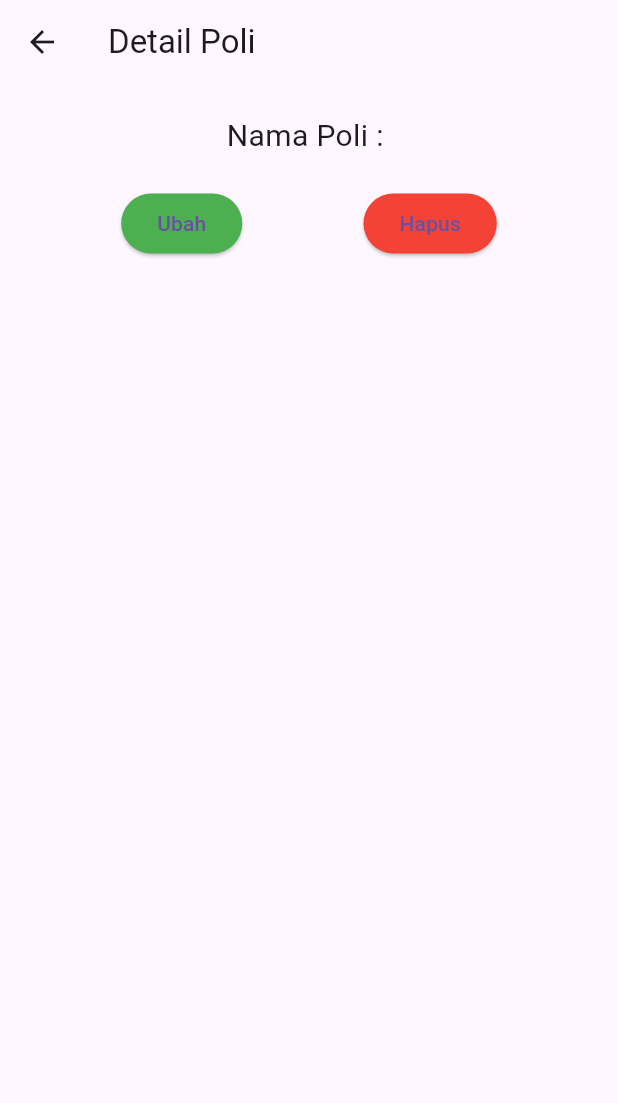
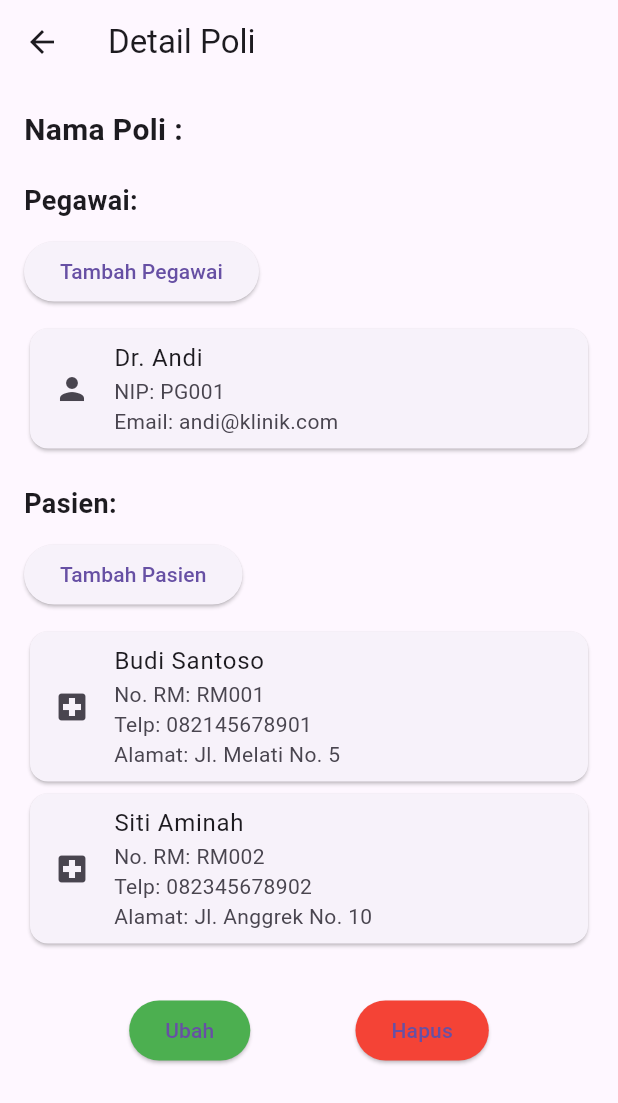
Before and after one commit to helmiluthfim/tugas_flutter, a Flutter app: the PoliDetail screen opened directly with empty values, on a phone screen of 412 x 824 dp. Shown: the top 1103 px of the screen. Run offline on Flutter 3.47's test engine with Material 3 defaults, Android fonts, the phone set to English and light mode, and no system bars.

Commit message:
update project flutter terbaru

```diff
--- /dev/null
+++ b/lib/model/pasien.dart
@@ -0,0 +1,17 @@
+class Pasien {
+  int? id;
+  String nomorRm;
+  String nama;
+  String tanggalLahir;
+  String nomorTelepon;
+  String alamat;
+
+  Pasien({
+    this.id,
+    required this.nomorRm,
+    required this.nama,
+    required this.tanggalLahir,
+    required this.nomorTelepon,
+    required this.alamat,
+  });
+}
--- /dev/null
+++ b/lib/model/pegawai.dart
@@ -0,0 +1,19 @@
+class Pegawai {
+  int? id;
+  String nip;
+  String nama;
+  String tanggalLahir;
+  String nomorTelepon;
+  String email;
+  String password;
+
+  Pegawai({
+    this.id,
+    required this.nip,
+    required this.nama,
+    required this.tanggalLahir,
+    required this.nomorTelepon,
+    required this.email,
+    required this.password,
+  });
+}
--- /dev/null
+++ b/lib/ui/pegawai_form.dart
@@ -0,0 +1,98 @@
+import 'package:flutter/material.dart';
+import '../model/pegawai.dart';
+
+class PegawaiForm extends StatefulWidget {
+  final Pegawai?
+  pegawai; // tambahkan ini agar bisa null (untuk tambah atau edit)
+
+  const PegawaiForm({super.key, this.pegawai});
+
+  @override
+  State<PegawaiForm> createState() => _PegawaiFormState();
+}
+
+class _PegawaiFormState extends State<PegawaiForm> {
+  final _formKey = GlobalKey<FormState>();
+  final _nipController = TextEditingController();
+  final _namaController = TextEditingController();
+  final _tglLahirController = TextEditingController();
+  final _telpController = TextEditingController();
+  final _emailController = TextEditingController();
+  final _passwordController = TextEditingController();
+
+  @override
+  void initState() {
+    super.initState();
+    // Jika mode edit, isi form dengan data pegawai lama
+    if (widget.pegawai != null) {
+      _nipController.text = widget.pegawai!.nip;
+      _namaController.text = widget.pegawai!.nama;
+      _tglLahirController.text = widget.pegawai!.tanggalLahir;
+      _telpController.text = widget.pegawai!.nomorTelepon;
+      _emailController.text = widget.pegawai!.email;
+      _passwordController.text = widget.pegawai!.password;
+    }
+  }
+
+  @override
+  Widget build(BuildContext context) {
+    return Scaffold(
+      appBar: AppBar(
+        title: Text(widget.pegawai == null ? 'Tambah Pegawai' : 'Ubah Pegawai'),
+      ),
+      body: Padding(
+        padding: const EdgeInsets.all(16),
+        child: Form(
+          key: _formKey,
+          child: ListView(
+            children: [
+              TextFormField(
+                controller: _nipController,
+                decoration: const InputDecoration(labelText: 'NIP'),
+              ),
+              TextFormField(
+                controller: _namaController,
+                decoration: const InputDecoration(labelText: 'Nama'),
+              ),
+              TextFormField(
+                controller: _tglLahirController,
+                decoration: const InputDecoration(labelText: 'Tanggal Lahir'),
+              ),
+              TextFormField(
+                controller: _telpController,
+                decoration: const InputDecoration(labelText: 'Nomor Telepon'),
+              ),
+              TextFormField(
+                controller: _emailController,
+                decoration: const InputDecoration(labelText: 'Email'),
+              ),
+              TextFormField(
+                controller: _passwordController,
+                decoration: const InputDecoration(labelText: 'Password'),
+                obscureText: true,
+              ),
+              const SizedBox(height: 20),
+              ElevatedButton(
+                onPressed: () {
+                  final pegawaiBaru = Pegawai(
+                    id:
+                        widget.pegawai?.id ??
+                        DateTime.now().millisecondsSinceEpoch,
+                    nip: _nipController.text,
+                    nama: _namaController.text,
+                    tanggalLahir: _tglLahirController.text,
+                    nomorTelepon: _telpController.text,
+                    email: _emailController.text,
+                    password: _passwordController.text,
+                  );
+                  Navigator.pop(context, pegawaiBaru);
+                },
+                child: Text(widget.pegawai == null ? 'Simpan' : 'Perbarui'),
+              ),
+            ],
+          ),
+        ),
+      ),
+    );
+  }
+}
--- a/lib/ui/poli_detail.dart
+++ b/lib/ui/poli_detail.dart
@@ -1,6 +1,10 @@
 import 'package:flutter/material.dart';
+import 'package:tugas_flutter/ui/pasien_form.dart';
+import 'package:tugas_flutter/ui/pegawai_form.dart';
 import 'poli_update_form.dart';
 import '../model/poli.dart';
+import '../model/pegawai.dart';
+import '../model/pasien.dart';
 
 class PoliDetail extends StatefulWidget {
   final Poli poli;
@@ -12,27 +16,150 @@ class PoliDetail extends StatefulWidget {
 }
 
 class _PoliDetailState extends State<PoliDetail> {
+  // Data dummy sementara
+  List<Pegawai> pegawaiList = [
+    Pegawai(
+      id: 1,
+      nip: 'PG001',
+      nama: 'Dr. Andi',
+      tanggalLahir: '1980-03-12',
+      nomorTelepon: '081234567890',
+      email: 'andi@klinik.com',
+      password: '12345',
+    ),
+  ];
+
+  List<Pasien> pasienList = [
+    Pasien(
+      id: 1,
+      nomorRm: 'RM001',
+      nama: 'Budi Santoso',
+      tanggalLahir: '2000-01-05',
+      nomorTelepon: '082145678901',
+      alamat: 'Jl. Melati No. 5',
+    ),
+    Pasien(
+      id: 2,
+      nomorRm: 'RM002',
+      nama: 'Siti Aminah',
+      tanggalLahir: '1998-07-15',
+      nomorTelepon: '082345678902',
+      alamat: 'Jl. Anggrek No. 10',
+    ),
+  ];
+
   @override
   Widget build(BuildContext context) {
     return Scaffold(
-      appBar: AppBar(title: Text("Detail Poli")),
-      body: Column(
+      appBar: AppBar(title: const Text("Detail Poli")),
+      body: SingleChildScrollView(
+        padding: const EdgeInsets.all(16),
+        child: Column(
+          crossAxisAlignment: CrossAxisAlignment.start,
           children: [
-          SizedBox(height: 20),
+            // Judul poli
             Text(
               "Nama Poli : ${widget.poli.namaPoli}",
-            style: TextStyle(fontSize: 20),
+              style: const TextStyle(fontSize: 20, fontWeight: FontWeight.bold),
             ),
-          SizedBox(height: 20),
+            const SizedBox(height: 20),
+
+            // --- BAGIAN PEGAWAI ---
+            const Text(
+              "Pegawai:",
+              style: TextStyle(fontSize: 18, fontWeight: FontWeight.bold),
+            ),
+            const SizedBox(height: 10),
+
+            ElevatedButton(
+              onPressed: () async {
+                // navigasi ke form tambah pegawai
+                final newPegawai = await Navigator.push(
+                  context,
+                  MaterialPageRoute(builder: (context) => const PegawaiForm()),
+                );
+                if (newPegawai != null && newPegawai is Pegawai) {
+                  setState(() {
+                    pegawaiList.add(newPegawai);
+                  });
+                }
+              },
+              child: const Text("Tambah Pegawai"),
+            ),
+            const SizedBox(height: 10),
+            _buildPegawaiList(),
+
+            const SizedBox(height: 20),
+
+            // --- BAGIAN PASIEN ---
+            const Text(
+              "Pasien:",
+              style: TextStyle(fontSize: 18, fontWeight: FontWeight.bold),
+            ),
+            const SizedBox(height: 10),
+
+            ElevatedButton(
+              onPressed: () async {
+                // navigasi ke form tambah pasien
+                final newPasien = await Navigator.push(
+                  context,
+                  MaterialPageRoute(builder: (context) => const PasienForm()),
+                );
+                if (newPasien != null && newPasien is Pasien) {
+                  setState(() {
+                    pasienList.add(newPasien);
+                  });
+                }
+              },
+              child: const Text("Tambah Pasien"),
+            ),
+            const SizedBox(height: 10),
+            _buildPasienList(),
+
+            const SizedBox(height: 30),
             Row(
               mainAxisAlignment: MainAxisAlignment.spaceEvenly,
               children: [_tombolUbah(), _tombolHapus()],
             ),
           ],
         ),
+      ),
     );
   }
 
+  // Menampilkan daftar pegawai
+  Widget _buildPegawaiList() {
+    return Column(
+      children: pegawaiList.map((pegawai) {
+        return Card(
+          child: ListTile(
+            title: Text(pegawai.nama),
+            subtitle: Text("NIP: ${pegawai.nip}\nEmail: ${pegawai.email}"),
+            leading: const Icon(Icons.person),
+          ),
+        );
+      }).toList(),
+    );
+  }
+
+  // Menampilkan daftar pasien
+  Widget _buildPasienList() {
+    return Column(
+      children: pasienList.map((pasien) {
+        return Card(
+          child: ListTile(
+            title: Text(pasien.nama),
+            subtitle: Text(
+              "No. RM: ${pasien.nomorRm}\nTelp: ${pasien.nomorTelepon}\nAlamat: ${pasien.alamat}",
+            ),
+            leading: const Icon(Icons.local_hospital),
+          ),
+        );
+      }).toList(),
+    );
+  }
+
+  // Tombol ubah poli
   _tombolUbah() {
     return ElevatedButton(
       onPressed: () {
@@ -48,6 +175,7 @@ class _PoliDetailState extends State<PoliDetail> {
     );
   }
 
+  // Tombol hapus poli
   _tombolHapus() {
     return ElevatedButton(
       onPressed: () {},
```
Also changed, not shown: lib/ui/pasien_detail.dart (added, +68 -0 lines), lib/ui/pasien_form.dart (added, +88 -0 lines), lib/ui/pegawai_detail.dart (added, +65 -0 lines), lib/ui/poli_page.dart (+69 -20 lines). Lines whose indentation alone changed are shown as unchanged.
